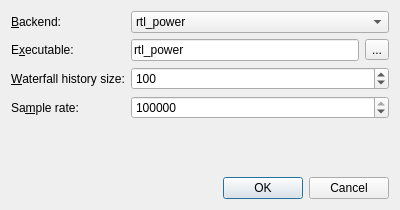
This is qspectrumanalyzer/qspectrumanalyzer_settings.ui in xmikos/qspectrumanalyzer as Qt 5 draws it before an edit. The edited form follows.
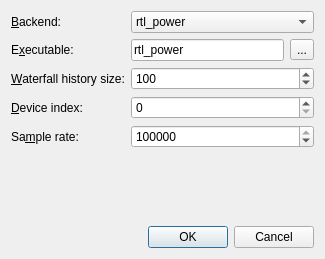
This is the edited form.

Commit message: Add support for multiple RTL-SDR devices (select device index in settings)

```diff
--- a/qspectrumanalyzer/qspectrumanalyzer_settings.ui
+++ b/qspectrumanalyzer/qspectrumanalyzer_settings.ui
@@ -6,8 +6,8 @@
    <rect>
     <x>0</x>
     <y>0</y>
-    <width>400</width>
-    <height>210</height>
+    <width>325</width>
+    <height>259</height>
    </rect>
   </property>
   <property name="windowTitle">
@@ -92,6 +92,29 @@
       </widget>
      </item>
      <item row="3" column="0">
+      <widget class="QLabel" name="label_5">
+       <property name="text">
+        <string>&amp;Device index:</string>
+       </property>
+       <property name="buddy">
+        <cstring>deviceIndexSpinBox</cstring>
+       </property>
+      </widget>
+     </item>
+     <item row="3" column="1">
+      <widget class="QSpinBox" name="deviceIndexSpinBox">
+       <property name="minimum">
+        <number>0</number>
+       </property>
+       <property name="maximum">
+        <number>99</number>
+       </property>
+       <property name="value">
+        <number>0</number>
+       </property>
+      </widget>
+     </item>
+     <item row="4" column="0">
       <widget class="QLabel" name="label_4">
        <property name="text">
         <string>Sa&amp;mple rate:</string>
@@ -101,7 +124,7 @@
        </property>
       </widget>
      </item>
-     <item row="3" column="1">
+     <item row="4" column="1">
       <widget class="QSpinBox" name="sampleRateSpinBox">
        <property name="minimum">
         <number>0</number>
```
Left out of the diff: 10 changed lines with no effect on the pictures. The commit also changes 4 other files.
